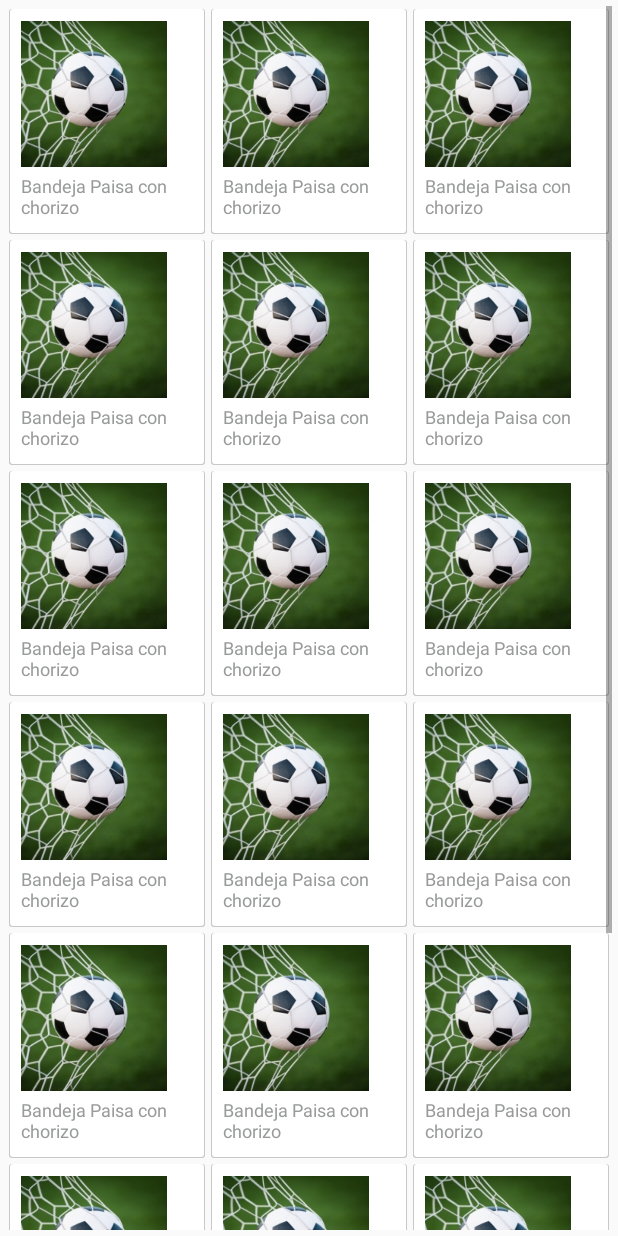
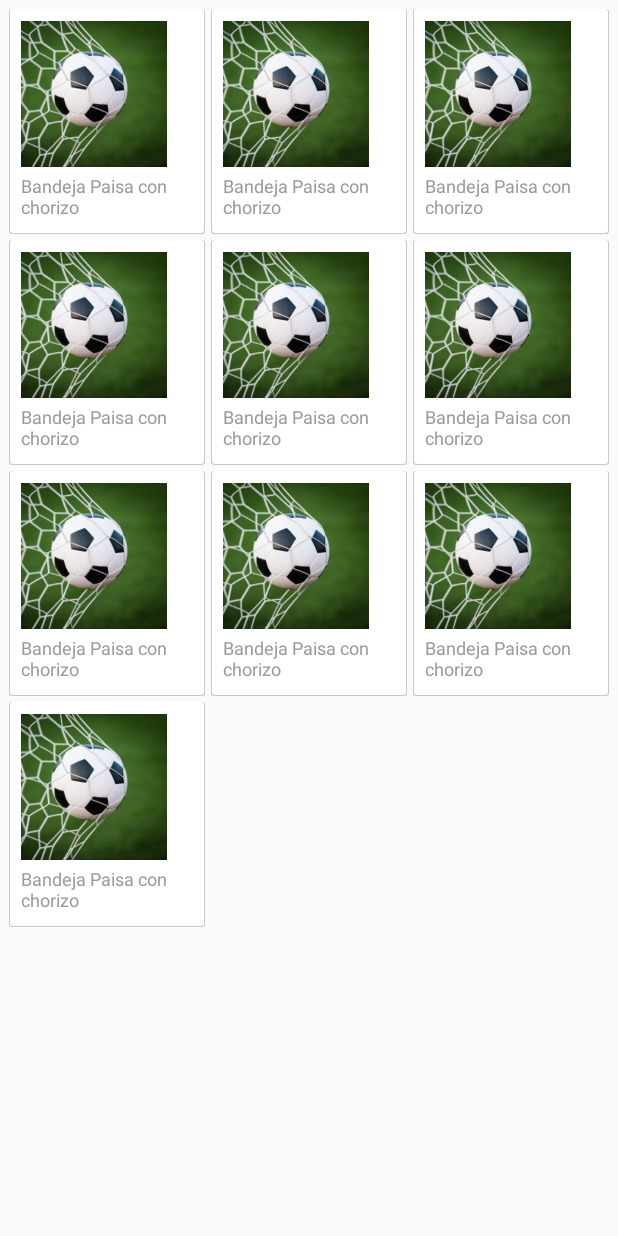
Before and after one commit to dericop/ro-android-design-lab, an Android app: the fragment MyItems shown on its own in the app's theme, on a phone screen of 412 x 824 dp. Run offline under Robolectric (Android 15) with nearby library versions, the phone set to English and light mode, and no system bars.

Commit message:
Mejoras visuales en grid. Inicio carga dinámica items.

```diff
--- a/app/src/main/java/com/ucaldas/ro/reduccionobesidad/AddPost.java
+++ b/app/src/main/java/com/ucaldas/ro/reduccionobesidad/AddPost.java
@@ -273,6 +273,7 @@ public class AddPost extends AppCompatActivity{
                                         Map<String, Object> childUpdates = new HashMap<>();
                                         addSaveEventListener();
                                         childUpdates.put("/user-posts/" + key, postValues);
+                                        //childUpdates.put("/user-data/"+key, postValues);
 
                                         OnCompleteListener saveListener = new OnCompleteListener() {
                                             @Override
--- a/app/src/main/java/com/ucaldas/ro/reduccionobesidad/HomeAdapter.java
+++ b/app/src/main/java/com/ucaldas/ro/reduccionobesidad/HomeAdapter.java
@@ -40,7 +40,7 @@ public class HomeAdapter extends ArrayAdapter<Post> {
         ImageView avatar = (ImageView) convertView.findViewById(R.id.iv_avatar);
         TextView name = (TextView) convertView.findViewById(R.id.post_name);
         TextView title = (TextView) convertView.findViewById(R.id.txt_by);
-        TextView company = (TextView) convertView.findViewById(R.id.txt_too);
+        TextView otherUser = (TextView) convertView.findViewById(R.id.txt_too);
 
         // Lead actual.
         Post lead = getItem(position);
@@ -48,8 +48,8 @@ public class HomeAdapter extends ArrayAdapter<Post> {
         // Setup
         Glide.with(getContext()).load(lead.getmImage()).into(avatar);
         name.setText(lead.getmName());
-        title.setText(lead.getmCategory());
-        company.setText(lead.getmFrecuency());
+        title.setText(lead.getmUser());
+        otherUser.setText("");
 
         return convertView;
     }
--- a/app/src/main/java/com/ucaldas/ro/reduccionobesidad/MyItemAdapter.java
+++ b/app/src/main/java/com/ucaldas/ro/reduccionobesidad/MyItemAdapter.java
@@ -22,7 +22,7 @@ public class MyItemAdapter extends BaseAdapter {
 
     @Override
     public int getCount() {
-        return 20;
+        return 10;
     }
 
     @Override
--- a/app/src/main/java/com/ucaldas/ro/reduccionobesidad/MyItems.java
+++ b/app/src/main/java/com/ucaldas/ro/reduccionobesidad/MyItems.java
@@ -71,6 +71,8 @@ public class MyItems extends Fragment {
         grid_items.setAdapter(new MyItemAdapter(this.getContext()));
 
 
+
+
     }
 
     @Override
--- a/app/src/main/res/layout/app_bar_m_home.xml
+++ b/app/src/main/res/layout/app_bar_m_home.xml
@@ -31,8 +31,7 @@
     <RelativeLayout
         android:layout_width="match_parent"
         android:layout_height="wrap_content"
-        android:layout_marginTop="120dp"
-        android:layout_marginBottom="10dp">
+        android:layout_marginTop="120dp">
 
         <include layout="@layout/content_m_home" />
 
--- a/app/src/main/res/layout/list_home_item.xml
+++ b/app/src/main/res/layout/list_home_item.xml
@@ -78,6 +78,7 @@
                 android:text="Daniel Estiven Rico Posada"
                 android:textSize="14dp"
                 android:layout_marginTop="-4dp"
+                android:layout_marginRight="8dp"
                 android:textStyle="bold" />
 
             <TextView
```
Also changed, not shown: app/src/main/java/com/ucaldas/ro/reduccionobesidad/Home.java (+5 -8 lines).
